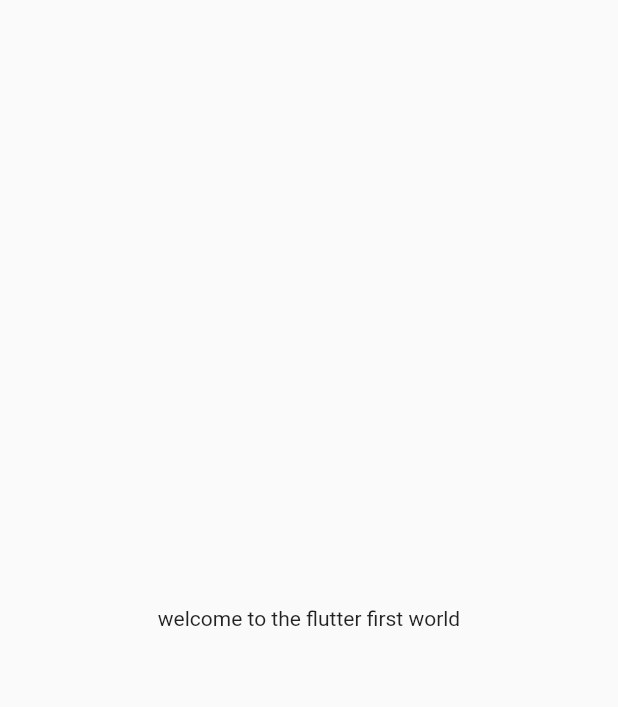
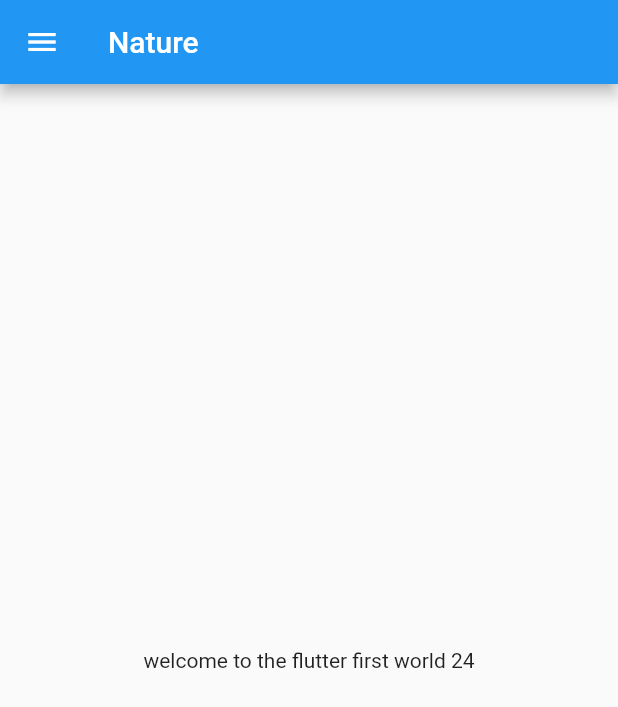
Before and after one commit to Rahul-decoder/Myfirstapp, a Flutter app: the screen it shows after launch, on a phone screen of 412 x 824 dp. Shown: the top 707 px of the screen. Run offline on Flutter 3.47's test engine with Material 2 defaults, Android fonts, the light colour scheme and no system bars.

Commit message:
Day2 completed

```diff
--- /dev/null
+++ b/lib/home_page.dart
@@ -0,0 +1,22 @@
+import 'package:flutter/material.dart';
+
+class HomePage extends StatelessWidget {
+  const HomePage({Key? key}) : super(key: key);
+
+  @override
+  Widget build(BuildContext context) {
+    int n = 24;
+    String name = "rahul";
+    return Scaffold(
+      appBar: AppBar(
+        title: Text("Nature"),
+      ),
+      body: Center(
+        child: Container(
+          child: Text("welcome to the flutter first world $n"),
+        ),
+      ),
+      drawer: Drawer(),
+    );
+  }
+}
--- a/lib/main.dart
+++ b/lib/main.dart
@@ -1,4 +1,6 @@
 import 'package:flutter/material.dart';
+
+import 'home_page.dart';
 
 void main() {
   runApp(const MyApp());
@@ -11,13 +13,7 @@ class MyApp extends StatelessWidget {
   @override
   Widget build(BuildContext context) {
     return MaterialApp(
-      home: Material(
-        child: Center(
-          child: Container(
-            child: Text("welcome to the flutter first world"),
-          ),
-        ),
-      ),
+      home: HomePage(),
     );
   }
 }
```
